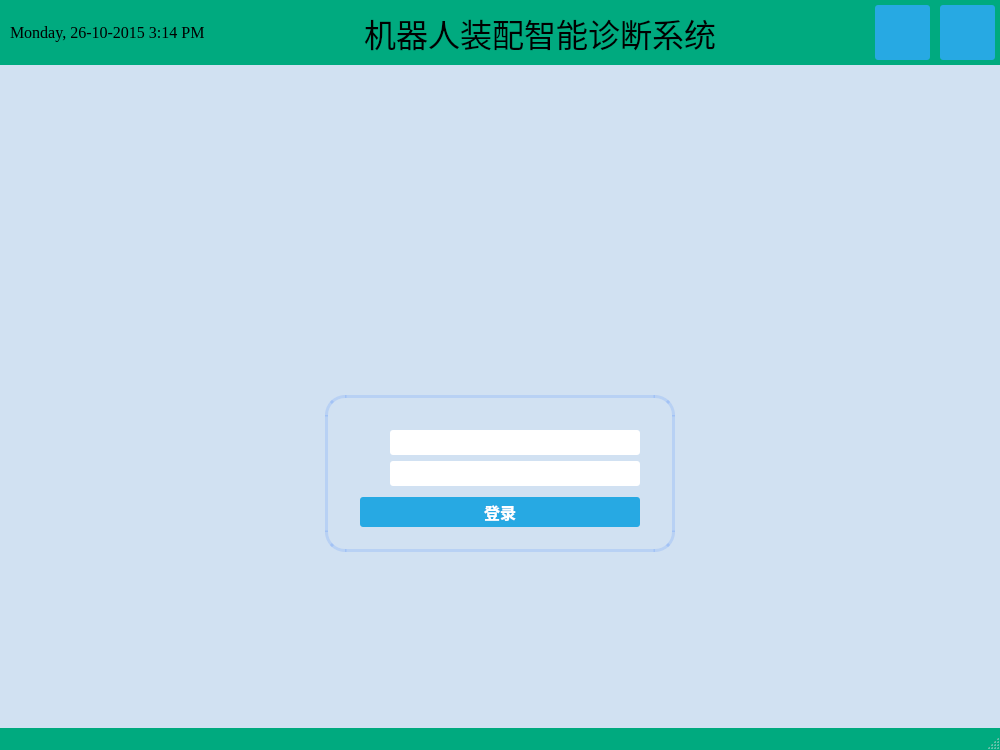
The window that login.ui (zkqiu/robot_doctor) describes before a commit, drawn with Qt 5.
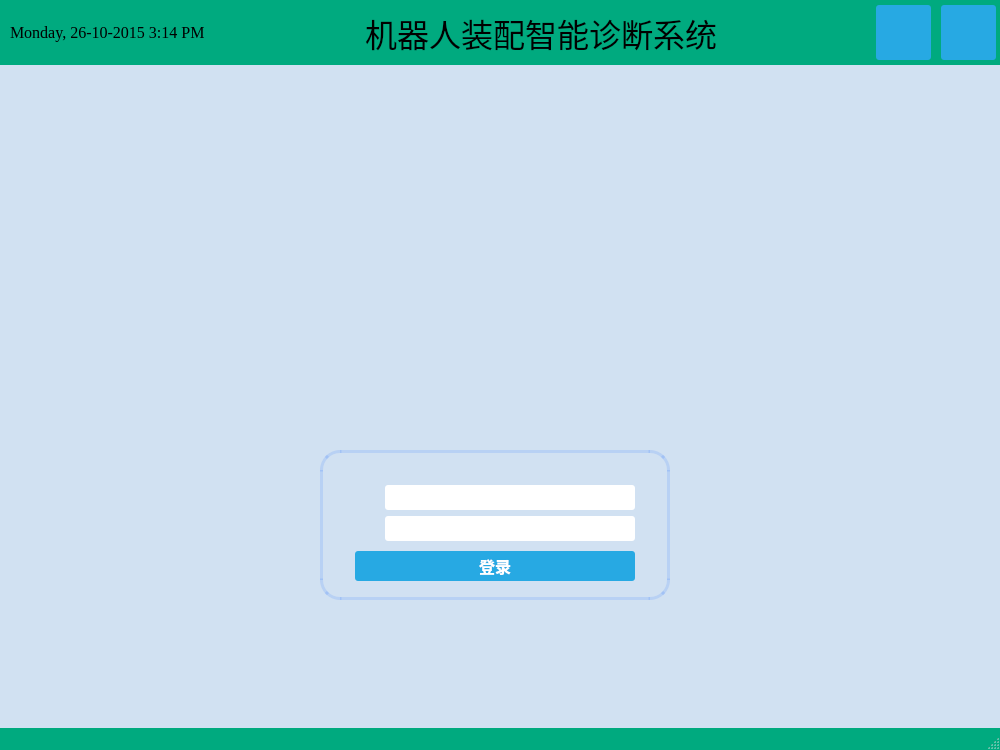
The same window after the commit. Icons and pictures are not drawn.

The edit to the form file:
```diff
--- a/login.ui
+++ b/login.ui
@@ -57,24 +57,15 @@
    <property name="styleSheet">
     <string notr="true"/>
    </property>
-   <layout class="QVBoxLayout" name="verticalLayout">
-    <property name="spacing">
-     <number>0</number>
-    </property>
-    <property name="leftMargin">
-     <number>0</number>
-    </property>
-    <property name="topMargin">
-     <number>0</number>
-    </property>
-    <property name="rightMargin">
-     <number>0</number>
-    </property>
-    <property name="bottomMargin">
-     <number>0</number>
-    </property>
-    <item>
      <widget class="QWidget" name="topPanel" native="true">
+    <property name="geometry">
+     <rect>
+      <x>0</x>
+      <y>0</y>
+      <width>1001</width>
+      <height>65</height>
+     </rect>
+    </property>
       <property name="styleSheet">
        <string notr="true">#topPanel { background-color:
 rgb(0, 170, 127); }</string>
@@ -156,35 +147,6 @@
          </property>
         </spacer>
        </item>
-       <item>
-        <widget class="QPushButton" name="restartButton">
-         <property name="sizePolicy">
-          <sizepolicy hsizetype="Fixed" vsizetype="Fixed">
-           <horstretch>0</horstretch>
-           <verstretch>0</verstretch>
-          </sizepolicy>
-         </property>
-         <property name="minimumSize">
-          <size>
-           <width>55</width>
-           <height>55</height>
-          </size>
-         </property>
-         <property name="text">
-          <string/>
-         </property>
-         <property name="icon">
-          <iconset>
-           <normaloff>:/icons/rsc/restart_icon.png</normaloff>:/icons/rsc/restart_icon.png</iconset>
-         </property>
-         <property name="iconSize">
-          <size>
-           <width>50</width>
-           <height>50</height>
-          </size>
-         </property>
-        </widget>
-       </item>
        <item>
         <widget class="QPushButton" name="shutdownButton">
          <property name="sizePolicy">
@@ -214,19 +176,8 @@
          </property>
         </widget>
        </item>
-      </layout>
-     </widget>
-    </item>
     <item>
-     <layout class="QHBoxLayout" name="horizontalLayout_5">
-      <property name="topMargin">
-       <number>0</number>
-      </property>
-      <property name="bottomMargin">
-       <number>0</number>
-      </property>
-      <item>
-       <widget class="QLabel" name="labelLogo">
+      <widget class="QPushButton" name="restartButton">
         <property name="sizePolicy">
          <sizepolicy hsizetype="Fixed" vsizetype="Fixed">
           <horstretch>0</horstretch>
@@ -235,58 +186,36 @@
         </property>
         <property name="minimumSize">
          <size>
-          <width>120</width>
-          <height>120</height>
+         <width>55</width>
+         <height>55</height>
          </size>
         </property>
         <property name="text">
          <string/>
         </property>
-        <property name="pixmap">
-         <pixmap>:/images/rsc/心狗.png</pixmap>
-        </property>
-       </widget>
-      </item>
-     </layout>
-    </item>
-    <item>
-     <spacer name="verticalSpacer_2">
-      <property name="orientation">
-       <enum>Qt::Vertical</enum>
-      </property>
-      <property name="sizeType">
-       <enum>QSizePolicy::Fixed</enum>
-      </property>
-      <property name="sizeHint" stdset="0">
+       <property name="icon">
+        <iconset resource="resources.qrc">
+         <normaloff>:/icons/rsc/restart_icon.png</normaloff>:/icons/rsc/restart_icon.png</iconset>
+       </property>
+       <property name="iconSize">
        <size>
-        <width>20</width>
-        <height>20</height>
-       </size>
-      </property>
-     </spacer>
-    </item>
-    <item>
-     <layout class="QHBoxLayout" name="horizontalLayout_2">
-      <property name="spacing">
-       <number>0</number>
-      </property>
-      <property name="topMargin">
-       <number>0</number>
-      </property>
-      <item>
-       <widget class="QLabel" name="logo">
-        <property name="sizePolicy">
-         <sizepolicy hsizetype="Fixed" vsizetype="Fixed">
-          <horstretch>0</horstretch>
-          <verstretch>0</verstretch>
-         </sizepolicy>
-        </property>
-        <property name="minimumSize">
-         <size>
-          <width>172</width>
-          <height>150</height>
-         </size>
-        </property>
+         <width>50</width>
+         <height>50</height>
+        </size>
+       </property>
+      </widget>
+     </item>
+    </layout>
+   </widget>
+   <widget class="QLabel" name="robot_label">
+    <property name="geometry">
+     <rect>
+      <x>240</x>
+      <y>120</y>
+      <width>541</width>
+      <height>311</height>
+     </rect>
+    </property>
         <property name="text">
          <string/>
         </property>
@@ -297,29 +226,15 @@
          <bool>true</bool>
         </property>
        </widget>
-      </item>
-     </layout>
-    </item>
-    <item>
-     <spacer name="verticalSpacer_3">
-      <property name="orientation">
-       <enum>Qt::Vertical</enum>
-      </property>
-      <property name="sizeType">
-       <enum>QSizePolicy::Fixed</enum>
-      </property>
-      <property name="sizeHint" stdset="0">
-       <size>
-        <width>20</width>
-        <height>40</height>
-       </size>
-      </property>
-     </spacer>
-    </item>
-    <item>
-     <layout class="QHBoxLayout" name="horizontalLayout_3">
-      <item>
        <widget class="QWidget" name="loginForm" native="true">
+    <property name="geometry">
+     <rect>
+      <x>320</x>
+      <y>450</y>
+      <width>350</width>
+      <height>150</height>
+     </rect>
+    </property>
         <property name="sizePolicy">
          <sizepolicy hsizetype="Fixed" vsizetype="Fixed">
           <horstretch>0</horstretch>
@@ -478,23 +393,6 @@
          </item>
         </layout>
        </widget>
-      </item>
-     </layout>
-    </item>
-    <item>
-     <spacer name="verticalSpacer">
-      <property name="orientation">
-       <enum>Qt::Vertical</enum>
-      </property>
-      <property name="sizeHint" stdset="0">
-       <size>
-        <width>20</width>
-        <height>40</height>
-       </size>
-      </property>
-     </spacer>
-    </item>
-   </layout>
   </widget>
   <widget class="QStatusBar" name="statusBar"/>
  </widget>
```
Left out of the diff: 12 changed lines with no effect on the pictures. Lines whose indentation alone changed are shown as unchanged.
